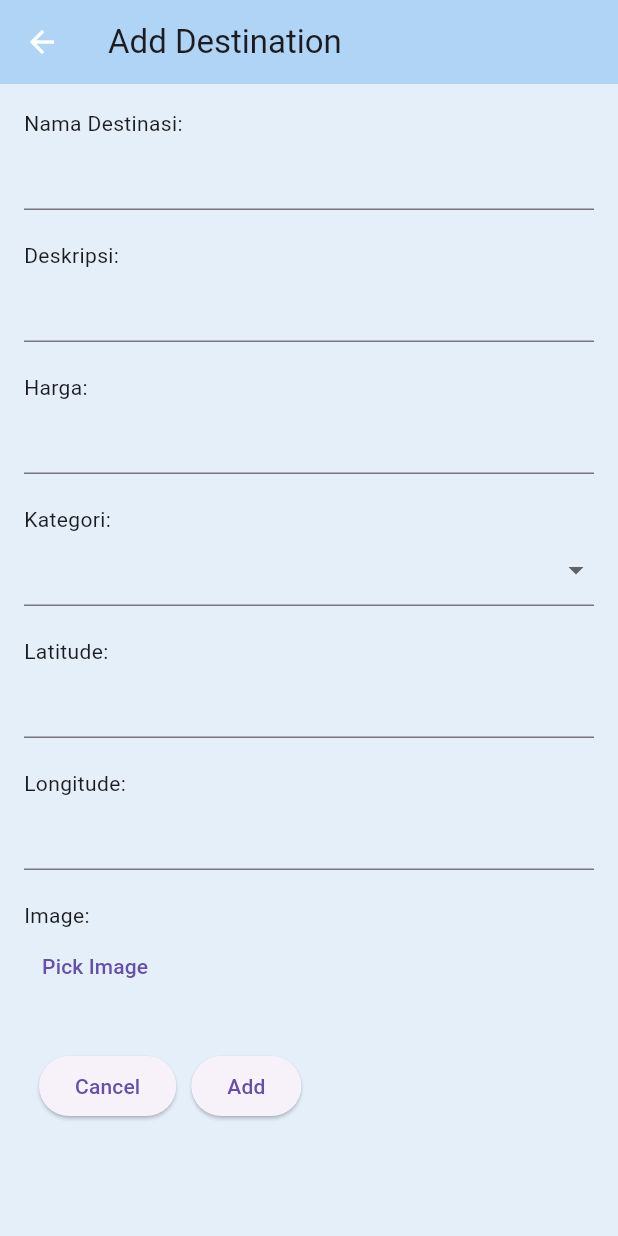
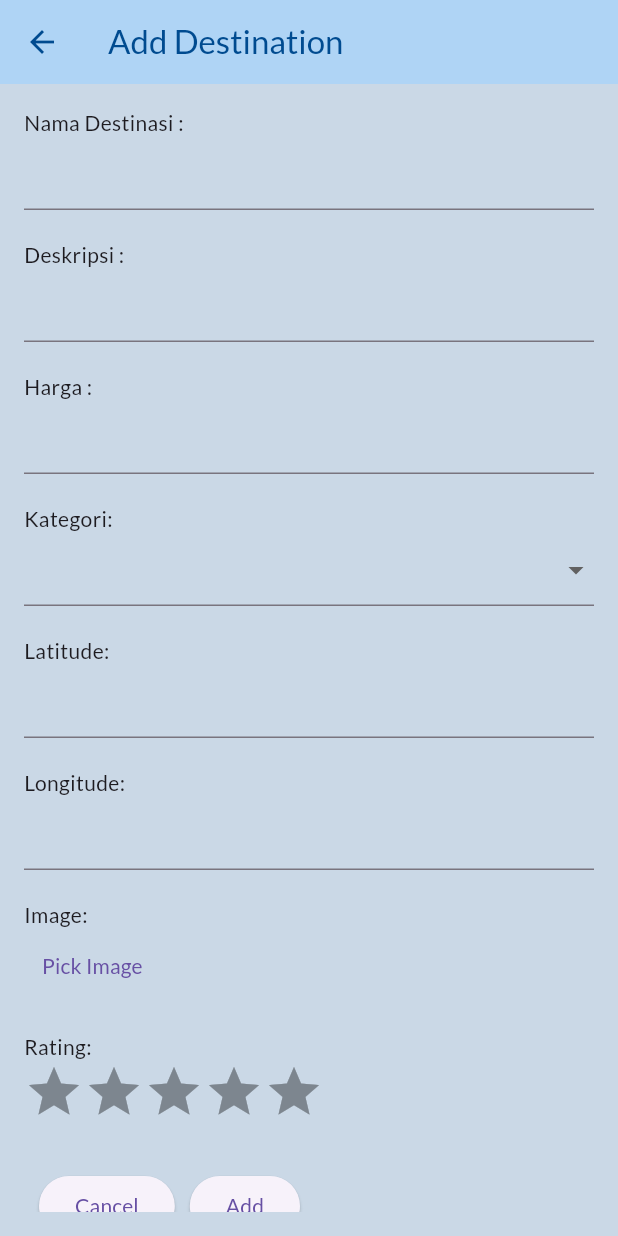
Before and after one commit to JenniVel/projekIMK, a Flutter app: the DestinationListScreen screen opened directly, after a tap on the "add" icon, on a phone screen of 412 x 824 dp. Run offline on Flutter 3.47's test engine with Material 3 defaults, Android fonts, the phone set to English and light mode, and no system bars; drawn by our look-alikes of flutter_rating_bar; our stand-ins replace animate_do, cached_network_image, cloud_firestore, curved_navigation_bar, firebase_auth, firebase_core and 9 more; missing offline and left inert: dart:html, flutter_config; accounts and stored records are empty.

Commit message:
rating pening

```diff
--- a/lib/komponen/upload_dialog.dart
+++ b/lib/komponen/upload_dialog.dart
@@ -19,8 +19,9 @@ class _UploadDialogState extends State<UploadDialog> {
   final TextEditingController _hargaController = TextEditingController();
   final TextEditingController _kategoriController = TextEditingController();
   final TextEditingController _latitudeController = TextEditingController();
-   final TextEditingController _longitudeController = TextEditingController();
+  final TextEditingController _longitudeController = TextEditingController();
   File? _imageFile;
+  final double _rating = 0.0;
   // Position? _currentPosition;
   // String? _currentAddress;
 
@@ -59,7 +60,8 @@ class _UploadDialogState extends State<UploadDialog> {
   @override
   Widget build(BuildContext context) {
     return AlertDialog(
-      title: Text(widget.wisata == null ? 'Add Destination' : 'Update Destination'),
+      title: Text(
+          widget.wisata == null ? 'Add Destination' : 'Update Destination'),
       content: Column(
         crossAxisAlignment: CrossAxisAlignment.start,
         children: [
@@ -79,7 +81,7 @@ class _UploadDialogState extends State<UploadDialog> {
           TextField(
             controller: _descriptionController,
           ),
-           const Padding(
+          const Padding(
             padding: EdgeInsets.only(top: 20),
             child: Text(
               'Harga: ',
@@ -124,7 +126,8 @@ class _UploadDialogState extends State<UploadDialog> {
                   ? Image.file(_imageFile!, fit: BoxFit.cover)
                   : (widget.wisata?.imageUrl != null &&
                           Uri.parse(widget.wisata!.imageUrl!).isAbsolute
-                      ? Image.network(widget.wisata!.imageUrl!, fit: BoxFit.cover)
+                      ? Image.network(widget.wisata!.imageUrl!,
+                          fit: BoxFit.cover)
                       : Container())),
           TextButton(
             onPressed: _pickImage,
@@ -168,6 +171,7 @@ class _UploadDialogState extends State<UploadDialog> {
               latitude: double.tryParse(_latitudeController.text) ?? 0.0,
               longitude: double.tryParse(_longitudeController.text) ?? 0.0,
               isFavorite: false,
+              rating: _rating,
             );
 
             if (widget.wisata == null) {
--- a/lib/models/wisata.dart
+++ b/lib/models/wisata.dart
@@ -5,6 +5,7 @@ class Wisata {
   final String name;
   final String description;
   final String harga;
+  double? rating;
   final String kategori;
   final double latitude;
   final double longitude;
@@ -13,11 +14,12 @@ class Wisata {
   Timestamp? createdAt;
   Timestamp? updatedAt;
 
-  Wisata( {
+  Wisata({
     this.id,
     required this.name,
     required this.description,
     required this.harga,
+    required this.rating,
     required this.kategori,
     required this.latitude,
     required this.longitude,
@@ -34,6 +36,7 @@ class Wisata {
       name: data['name'],
       description: data['description'],
       harga: data['harga'],
+      rating: data['rating'],
       kategori: data['kategori'],
       latitude: data['latitude'],
       longitude: data['longitude'],
@@ -48,14 +51,15 @@ class Wisata {
     return {
       'name': name,
       'description': description,
-      'harga' : harga,
-      'kategori' : kategori,
-      'latitude' : latitude,
+      'harga': harga,
+      'kategori': kategori,
+      'latitude': latitude,
       'longitude': longitude,
       'image_url': imageUrl,
       'created_at': createdAt,
       'updated_at': updatedAt,
-      'isFavorite': isFavorite
+      'isFavorite': isFavorite,
+      'rating': rating,
     };
   }
 
@@ -72,6 +76,7 @@ class Wisata {
       createdAt: data['created_at'] as Timestamp,
       updatedAt: data['updated_at'] as Timestamp,
       isFavorite: data['isFavorite'],
+      rating: data['rating'],
     );
   }
 
@@ -79,14 +84,15 @@ class Wisata {
     return {
       'name': name,
       'description': description,
-      'harga' : harga,
-      'kategori' : kategori,
-      'latitude' : latitude,
+      'harga': harga,
+      'kategori': kategori,
+      'latitude': latitude,
       'longitude': longitude,
       'image_url': imageUrl,
       'created_at': createdAt,
       'updated_at': updatedAt,
-      'isFavorite': isFavorite
+      'isFavorite': isFavorite,
+      'rating': rating
     };
   }
 }
--- a/lib/screens/home/edit_screen.dart
+++ b/lib/screens/home/edit_screen.dart
@@ -1,11 +1,11 @@
 import 'dart:io';
-
 import 'package:cached_network_image/cached_network_image.dart';
 import 'package:firebase_storage/firebase_storage.dart';
 import 'package:flutter/foundation.dart';
 import 'package:flutter/material.dart';
 import 'package:geolocator/geolocator.dart';
 import 'package:image_picker/image_picker.dart';
+import 'package:flutter_rating_bar/flutter_rating_bar.dart';
 import 'package:projek/models/wisata.dart';
 import 'package:projek/services/upload_service.dart';
 
@@ -25,11 +25,11 @@ class _DestinationEditScreenState extends State<DestinationEditScreen> {
   final TextEditingController _latitudeController = TextEditingController();
   final TextEditingController _longitudeController = TextEditingController();
   File? _imageFile;
+  double? _rating = 0.0;
   Position? _currentPosition;
   final _formKey = GlobalKey<FormState>();
 
   final List<String> _kategori = ['pantai', 'gunung', 'danau', 'perkotaan'];
-
   String? _selectedKategori;
 
   @override
@@ -42,6 +42,7 @@ class _DestinationEditScreenState extends State<DestinationEditScreen> {
       _selectedKategori = widget.wisata!.kategori;
       _latitudeController.text = widget.wisata!.latitude.toString();
       _longitudeController.text = widget.wisata!.longitude.toString();
+      _rating = widget.wisata!.rating ?? 0.0;
     }
   }
 
@@ -79,8 +80,14 @@ class _DestinationEditScreenState extends State<DestinationEditScreen> {
   Widget build(BuildContext context) {
     return Scaffold(
       appBar: AppBar(
+        leading: Icon(
+          Icons.arrow_back,
+          color: Theme.of(context).primaryColor,
+        ),
         title: Text(
-            widget.wisata == null ? 'Add Destination' : 'Update Destination'),
+          widget.wisata == null ? 'Add Destination' : 'Update Destination',
+          style: TextStyle(color: Theme.of(context).primaryColor),
+        ),
       ),
       body: Padding(
         padding: const EdgeInsets.all(16.0),
@@ -91,7 +98,7 @@ class _DestinationEditScreenState extends State<DestinationEditScreen> {
               crossAxisAlignment: CrossAxisAlignment.start,
               children: [
                 const Text(
-                  'Nama Destinasi: ',
+                  'Nama Destinasi : ',
                   textAlign: TextAlign.start,
                 ),
                 TextFormField(
@@ -106,7 +113,7 @@ class _DestinationEditScreenState extends State<DestinationEditScreen> {
                 const Padding(
                   padding: EdgeInsets.only(top: 20),
                   child: Text(
-                    'Deskripsi: ',
+                    'Deskripsi : ',
                   ),
                 ),
                 TextFormField(
@@ -123,7 +130,7 @@ class _DestinationEditScreenState extends State<DestinationEditScreen> {
                 const Padding(
                   padding: EdgeInsets.only(top: 20),
                   child: Text(
-                    'Harga: ',
+                    'Harga : ',
                   ),
                 ),
                 TextFormField(
@@ -237,6 +244,28 @@ class _DestinationEditScreenState extends State<DestinationEditScreen> {
                   onPressed: _pickImage,
                   child: const Text('Pick Image'),
                 ),
+                const Padding(
+                  padding: EdgeInsets.only(top: 20),
+                  child: Text(
+                    'Rating: ',
+                  ),
+                ),
+                RatingBar.builder(
+                  initialRating: _rating ?? 0,
+                  minRating: 1,
+                  direction: Axis.horizontal,
+                  allowHalfRating: true,
+                  itemCount: 5,
+                  itemBuilder: (context, _) => Icon(
+                    Icons.star,
+                    color: Colors.amber,
+                  ),
+                  onRatingUpdate: (rating) {
+                    setState(() {
+                      _rating = rating;
+                    });
+                  },
+                ),
                 const SizedBox(height: 32),
                 Row(
                   children: [
@@ -266,11 +295,15 @@ class _DestinationEditScreenState extends State<DestinationEditScreen> {
                             double longitude = 0.0;
 
                             if (_latitudeController.text.isNotEmpty) {
-                              latitude = double.tryParse(_latitudeController.text) ?? 0.0;
+                              latitude =
+                                  double.tryParse(_latitudeController.text) ??
+                                      0.0;
                             }
 
                             if (_longitudeController.text.isNotEmpty) {
-                              longitude = double.tryParse(_longitudeController.text) ?? 0.0;
+                              longitude =
+                                  double.tryParse(_longitudeController.text) ??
+                                      0.0;
                             }
 
                             final destination = Wisata(
@@ -278,10 +311,11 @@ class _DestinationEditScreenState extends State<DestinationEditScreen> {
                               name: _nameController.text,
                               description: _descriptionController.text,
                               harga: _hargaController.text,
-                               kategori: _selectedKategori ?? '',
+                              kategori: _selectedKategori ?? '',
                               imageUrl: imageUrl ?? '',
                               latitude: latitude,
                               longitude: longitude,
+                              rating: _rating!,
                               createdAt: widget.wisata?.createdAt,
                               isFavorite: false,
                             );
@@ -289,7 +323,8 @@ class _DestinationEditScreenState extends State<DestinationEditScreen> {
                             if (widget.wisata == null) {
                               await UploadService.addDestination(destination);
                             } else {
-                              await UploadService.updateDestination(destination);
+                              await UploadService.updateDestination(
+                                  destination);
                             }
                             Navigator.of(context).pop();
                           } catch (e) {
--- a/lib/screens/home/list_screen.dart
+++ b/lib/screens/home/list_screen.dart
@@ -41,7 +41,7 @@ class DestinationListScreen extends StatefulWidget {
       await FirebaseAuth.instance.signOut();
       Future.delayed(Duration.zero, () {
         Navigator.of(context).pushAndRemoveUntil(
-          MaterialPageRoute(builder: (context) => MasukScreen()),
+          MaterialPageRoute(builder: (context) => const MasukScreen()),
           (Route<dynamic> route) => false,
         );
       });
@@ -60,8 +60,7 @@ class _DestinationListScreenState extends State<DestinationListScreen> {
           children: [
             const SizedBox(width: 10),
             const Text('Destinations'),
-            Spacer(),
-
+            const Spacer(),
             DecoratedBox(
               decoration: BoxDecoration(
                 color: Colors.white,
@@ -69,7 +68,7 @@ class _DestinationListScreenState extends State<DestinationListScreen> {
               ),
               child: TextButton(
                 onPressed: () => DestinationListScreen.confirmSignOut(context),
-                child: Text(
+                child: const Text(
                   'Sign Out',
                   style: TextStyle(color: Colors.redAccent),
                 ),
@@ -77,7 +76,7 @@ class _DestinationListScreenState extends State<DestinationListScreen> {
             ),
           ],
         ),
-        backgroundColor: Colors.blueAccent,
+        backgroundColor: Colors.transparent,
         elevation: 0,
       ),
       body: const DestinationList(),
@@ -90,18 +89,23 @@ class _DestinationListScreenState extends State<DestinationListScreen> {
               ));
         },
         tooltip: 'Add Destination',
-        child: const Icon(Icons.add),
-        backgroundColor: Colors.blueAccent,
+        child: Icon(
+          Icons.add,
+          color: Theme.of(context).primaryColor,
+        ),
+        backgroundColor: Theme.of(context).appBarTheme.backgroundColor,
       ),
     );
   }
 }
 
 void main() {
-  runApp(MaterialApp(
+  runApp(
+    MaterialApp(
+
     theme: ThemeData(
       primaryColor: Colors.blueAccent,
-      textTheme: TextTheme(
+      textTheme: const TextTheme(
         headline6: TextStyle(color: Colors.black, fontWeight: FontWeight.bold),
         bodyText1: TextStyle(color: Colors.black),
       ),
@@ -111,6 +115,6 @@ void main() {
         ),
       ),
     ),
-    home: DestinationListScreen(),
+    home: const DestinationListScreen(),
   ));
 }
--- a/lib/services/upload_service.dart
+++ b/lib/services/upload_service.dart
@@ -7,7 +7,8 @@ import 'package:path/path.dart' as path;
 
 class UploadService {
   static final FirebaseFirestore _database = FirebaseFirestore.instance;
-  static final CollectionReference _DestinationsCollection = _database.collection('Destinations');
+  static final CollectionReference _DestinationsCollection =
+      _database.collection('Destinations');
   static final FirebaseStorage _storage = FirebaseStorage.instance;
 
   // Method to upload an image to Firebase Storage
@@ -44,6 +45,7 @@ class UploadService {
       'created_at': FieldValue.serverTimestamp(),
       'updated_at': FieldValue.serverTimestamp(),
       'isFavorite': false,
+      'rating': wisata.rating,
     };
     await _DestinationsCollection.add(newDestination);
   }
@@ -61,6 +63,7 @@ class UploadService {
       'created_at': wisata.createdAt,
       'updated_at': FieldValue.serverTimestamp(),
       'isFavorite': false,
+      'rating': wisata.rating,
     };
 
     await _DestinationsCollection.doc(wisata.id).update(updatedDestination);
@@ -88,18 +91,24 @@ class UploadService {
           harga: data['harga'],
           kategori: data['kategori'],
           imageUrl: data['image_url'],
-          createdAt: data['created_at'] != null ? data['created_at'] as Timestamp : null,
-          updatedAt: data['updated_at'] != null ? data['updated_at'] as Timestamp : null,
+          createdAt: data['created_at'] != null
+              ? data['created_at'] as Timestamp
+              : null,
+          updatedAt: data['updated_at'] != null
+              ? data['updated_at'] as Timestamp
+              : null,
           latitude: data['latitude'],
           longitude: data['longitude'],
           isFavorite: data['isFavorite'],
+          rating: data['rating'],
         );
       }).toList();
     });
   }
 
   Future<Wisata> getDestinationById(String id) async {
-    DocumentSnapshot doc = await _database.collection('Destinations').doc(id).get();
+    DocumentSnapshot doc =
+        await _database.collection('Destinations').doc(id).get();
     if (doc.exists) {
       return Wisata.FromFirestore(doc.data() as Map<String, dynamic>, doc.id);
     } else {
@@ -107,7 +116,8 @@ class UploadService {
     }
   }
 
-  Future<void> updateDestinationRating(String DestinationId, double rating) async {
+  Future<void> updateDestinationRating(
+      String DestinationId, double rating) async {
     try {
       await _database.collection('Destinations').doc(DestinationId).update({
         'rating': rating,
@@ -118,9 +128,11 @@ class UploadService {
   }
 
   // Method to add a comment to a destination
-  static Future<void> addComment(String destinationId, String comment, String userId) async {
+  static Future<void> addComment(
+      String destinationId, String comment, String userId) async {
     // Reference to the comments sub-collection for a specific destination
-    CollectionReference commentsCollection = _DestinationsCollection.doc(destinationId).collection('Comments');
+    CollectionReference commentsCollection =
+        _DestinationsCollection.doc(destinationId).collection('Comments');
 
     // Map representing the comment data
     Map<String, dynamic> newComment = {
@@ -136,6 +148,8 @@ class UploadService {
   // Method to retrieve comments for a specific destination
   static Future<QuerySnapshot> getComments(String destinationId) {
     // Get all comments from the comments sub-collection for the specified destination
-    return _DestinationsCollection.doc(destinationId).collection('Comments').get();
+    return _DestinationsCollection.doc(destinationId)
+        .collection('Comments')
+        .get();
   }
 }
--- a/lib/tema/dark_theme.dart
+++ b/lib/tema/dark_theme.dart
@@ -1,19 +1,23 @@
 import 'package:flutter/material.dart';
 
 final ThemeData darkTheme = ThemeData(
-  primaryColor: const Color(0xFF93A1B1), //judul
+  primaryColor: const Color.fromARGB(255, 248, 248, 248), //judul
+  fontFamily: 'Lato',
+
   brightness: Brightness.dark,
-  scaffoldBackgroundColor: const Color.fromARGB(133, 6, 6, 6),//container awl msuk/dftr, dn background pages lain
+  scaffoldBackgroundColor: Color.fromARGB(255, 82, 82, 82), //container awl msuk/dftr, dn background pages lain
   appBarTheme: const AppBarTheme(
     backgroundColor: Color(0xFF21262B),
     // backgroundColor:  Color.fromARGB(136, 0, 0, 0), //background awl msuk/dftr
-    iconTheme: IconThemeData(color: Color(0xFF93A1B1)), //icon
+    iconTheme: IconThemeData(color: Color.fromARGB(255, 213, 218, 224)), //icon
   ),
   floatingActionButtonTheme: const FloatingActionButtonThemeData(
     backgroundColor: Color(0xFF303239), //button dpn masuk/daftar &label atas
   ),
   textTheme: const TextTheme(
-    bodyText1: TextStyle(color: Color(0xFF93A1B1)), //text deskripsi
+    bodyText1: TextStyle(
+        color: Color.fromARGB(255, 233, 236, 240),
+        fontFamily: 'Itim'), //text deskripsi
   ),
   backgroundColor: const Color.fromARGB(255, 37, 42, 51), //navigasi bwh
 );
--- a/lib/tema/light_theme.dart
+++ b/lib/tema/light_theme.dart
@@ -2,9 +2,11 @@ import 'package:flutter/material.dart';
 
 final ThemeData lightTheme = ThemeData(
   primaryColor: const Color(0xFF004B90), //text judul
+  fontFamily: 'Lato',
+
   brightness: Brightness.light,
-  scaffoldBackgroundColor: const Color.fromARGB(
-      255, 228, 239, 250), //background & container di masuk/dftr
+  scaffoldBackgroundColor:
+      Color.fromARGB(255, 202, 216, 230), //background & container di masuk/dftr
   appBarTheme: const AppBarTheme(
     backgroundColor: Color(0xFFAFD4F5), //di bg masuk/daftar bgian luar
     iconTheme: IconThemeData(color: Colors.white), // icon
```
Also changed, not shown: lib/screens/awalan/daftar_screen.dart (+13 -10 lines), lib/screens/awalan/landing_screen.dart (+1 -7 lines), lib/screens/awalan/masuk_screen.dart (+22 -20 lines), lib/screens/awalan/tampilan_awal.dart (+25 -28 lines), lib/screens/home/details_page.dart (+25 -22 lines), lib/screens/home/home_screen.dart (+25 -16 lines), pubspec.yaml (+15 -10 lines).
